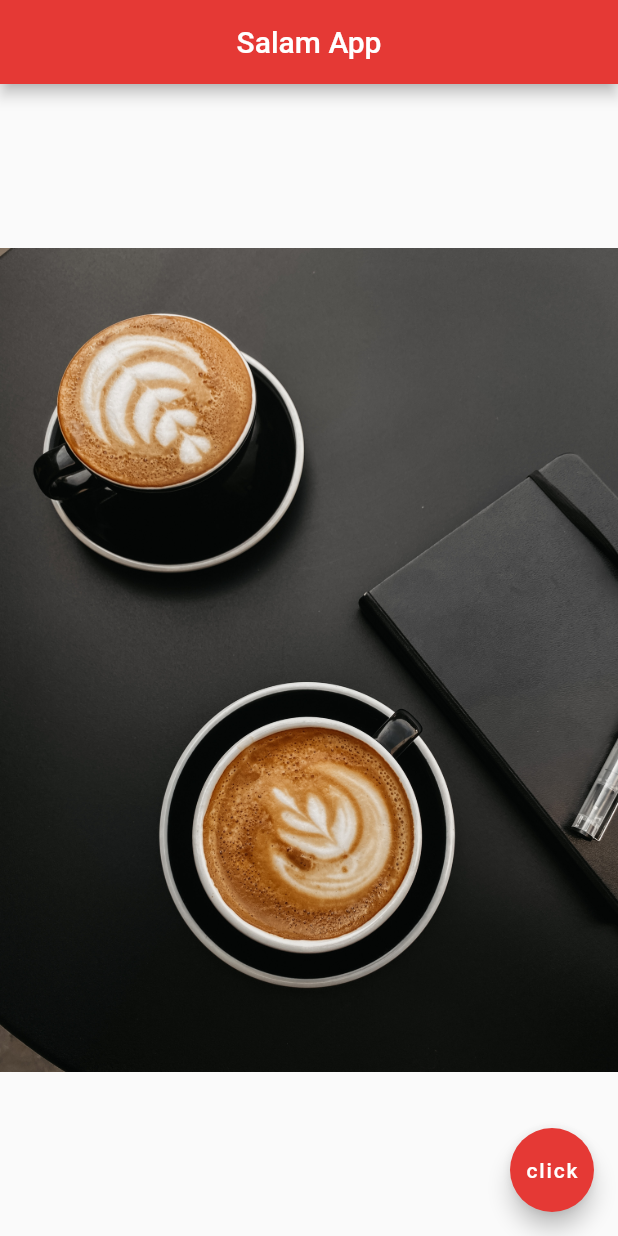
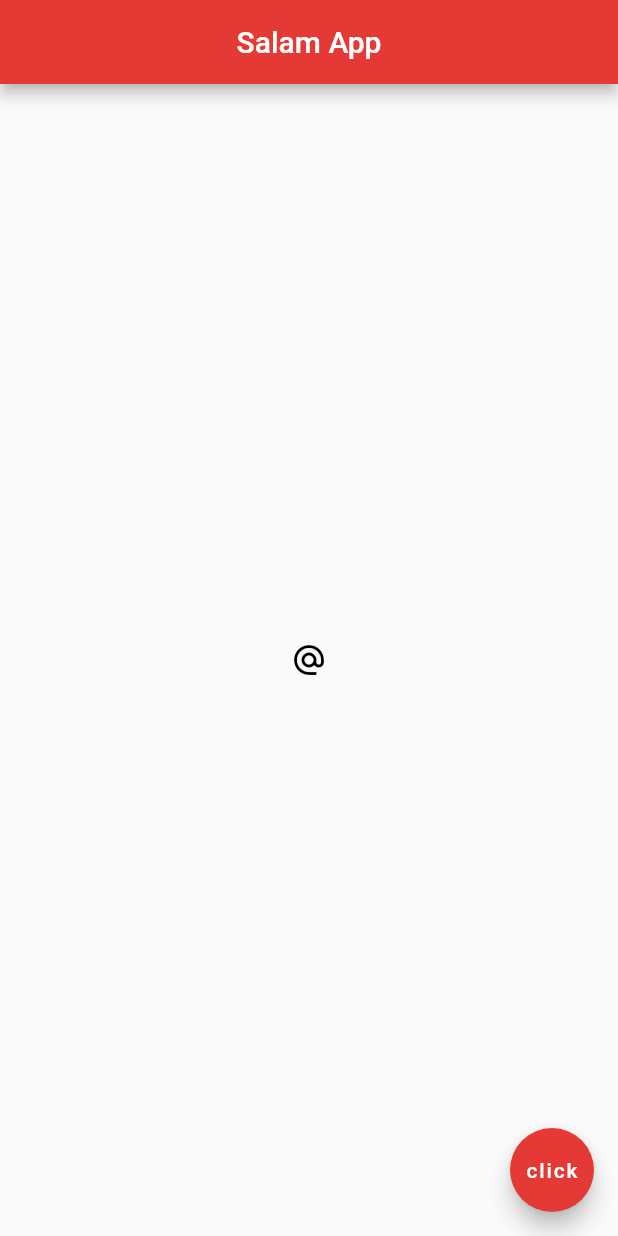
Before and after one commit to mr-teslaa/flutter101, a Flutter app: the screen it shows after launch, on a phone screen of 412 x 824 dp. Run offline on Flutter 3.47's test engine with Material 2 defaults, Android fonts, the phone set to English and light mode, and no system bars.

Commit message:
lesson finished

```diff
--- a/lib/main.dart
+++ b/lib/main.dart
@@ -7,9 +7,8 @@ void main() => runApp(
       ),
     );
 
-
 class Home extends StatelessWidget {
-  const Home({ Key? key }) : super(key: key);
+  const Home({Key? key}) : super(key: key);
 
   @override
   Widget build(BuildContext context) {
@@ -20,15 +19,58 @@ class Home extends StatelessWidget {
         backgroundColor: Colors.red[600],
       ),
       body: Center(
-          child: Image.asset('assets/coffee.jpg')
-          // for accessing network image
-          // child: Image.network('imageURL')
+        // ===== expample of icon =====
+        // child: Icon(
+        //   Icons.airport_shuttle,
+        //   color: Colors.lightBlue,
+        //   size: 100,
+        // ),
+
+        // ===== button without icon =====
+        // child: ElevatedButton(
+        //   onPressed: () {},
+        //   child: const Text(
+        //     'I am a button',
+        //     style: TextStyle(
+        //       color: Colors.black,
+        //     ),
+        //   ),
+        //   style: ElevatedButton.styleFrom(
+        //     primary: Colors.yellow,
+        //   ),
+        // )
+
+        // ===== button with icon  =====
+        // child: ElevatedButton.icon(
+        //   onPressed: () {},
+        //   icon: Icon(
+        //     Icons.mail,
+        //     color: Colors.black
+        //   ),
+        //   label: Text(
+        //     'Mail me',
+        //     style: TextStyle(
+        //       color: Colors.black,
+        //     ),
+        //   ),
+        //   style: ElevatedButton.styleFrom(
+        //     primary: Colors.yellow,
+        //   ),
+        // )
+
+        //  ===== icon button =====
+        child: IconButton(
+          onPressed: () {
+            print('you clicked me');
+          },
+          icon: Icon(Icons.alternate_email),
+          color: Colors.black,
+        ),
       ),
       floatingActionButton: FloatingActionButton(
           onPressed: () {},
           child: Text('click'),
-          backgroundColor: Colors.red[600]
-        ),
+          backgroundColor: Colors.red[600]),
     );
   }
 }
```
Also changed, not shown: 1 other file. Lines whose indentation alone changed are shown as unchanged.
